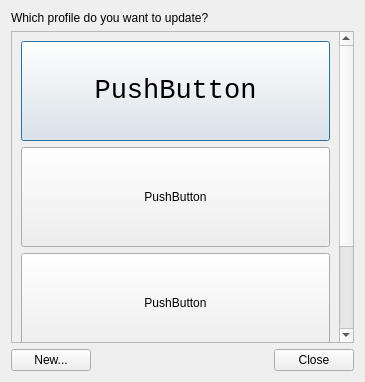
First picture: the form in src/ProfilesDialog.ui, repository dehesselle/awscred, before the edit.
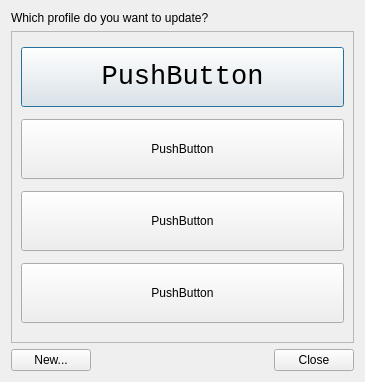
Second picture: the form after the edit.

Commit message: Reduce profile button height to 60

```diff
--- a/src/ProfilesDialog.ui
+++ b/src/ProfilesDialog.ui
@@ -31,8 +31,8 @@
        <rect>
         <x>0</x>
         <y>0</y>
-        <width>328</width>
-        <height>430</height>
+        <width>345</width>
+        <height>308</height>
        </rect>
       </property>
       <layout class="QVBoxLayout" name="verticalLayout_2">
@@ -41,7 +41,7 @@
          <property name="minimumSize">
           <size>
            <width>0</width>
-           <height>100</height>
+           <height>60</height>
           </size>
          </property>
          <property name="font">
@@ -60,7 +60,7 @@
          <property name="minimumSize">
           <size>
            <width>0</width>
-           <height>100</height>
+           <height>60</height>
           </size>
          </property>
          <property name="text">
@@ -73,7 +73,7 @@
          <property name="minimumSize">
           <size>
            <width>0</width>
-           <height>100</height>
+           <height>60</height>
           </size>
          </property>
          <property name="text">
@@ -86,7 +86,7 @@
          <property name="minimumSize">
           <size>
            <width>0</width>
-           <height>100</height>
+           <height>60</height>
           </size>
          </property>
          <property name="text">
```
Left out of the diff: 2 changed lines with no effect on the pictures. The commit also changes 1 other file.
